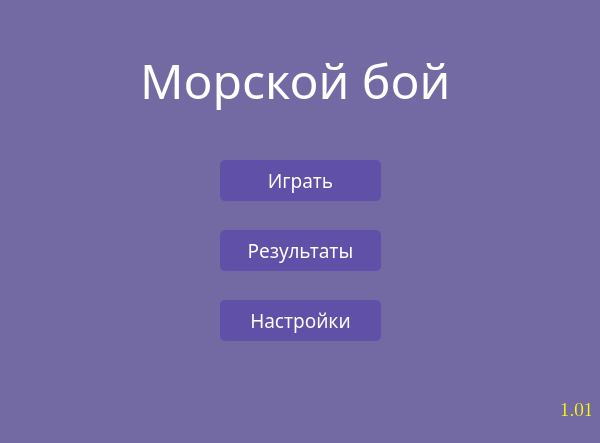
Before: the Qt Designer form gui/MainWindow.ui in TheKolaysik/Game_MB, drawn with Qt 5.
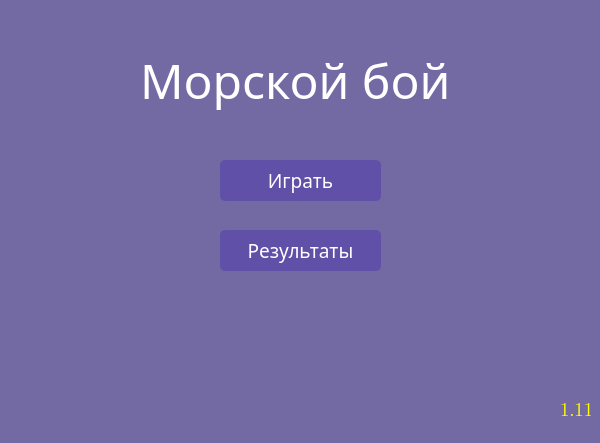
After: the same form once the commit is applied.

```diff
--- a/gui/MainWindow.ui
+++ b/gui/MainWindow.ui
@@ -85,7 +85,7 @@
      <string notr="true">color: rgb(255, 255, 0);</string>
     </property>
     <property name="text">
-     <string>1.01</string>
+     <string>1.11</string>
     </property>
    </widget>
    <widget class="QPushButton" name="result">
@@ -111,29 +111,6 @@
      <string>Результаты</string>
     </property>
    </widget>
-   <widget class="QPushButton" name="settings">
-    <property name="geometry">
-     <rect>
-      <x>220</x>
-      <y>300</y>
-      <width>161</width>
-      <height>41</height>
-     </rect>
-    </property>
-    <property name="font">
-     <font>
-      <family>Segoe UI Black</family>
-      <pointsize>14</pointsize>
-     </font>
-    </property>
-    <property name="styleSheet">
-     <string notr="true">color: rgb(255, 255, 255);
-background-color: rgb(96, 80, 168);</string>
-    </property>
-    <property name="text">
-     <string>Настройки</string>
-    </property>
-   </widget>
   </widget>
   <widget class="QStatusBar" name="statusbar"/>
  </widget>
```
